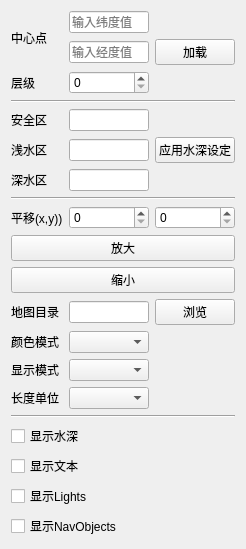
Before: the Qt Designer form zchx_ecdis/src/zchxvectormapsettingwidget.ui in bnufree/MapMerge, drawn with Qt 5.
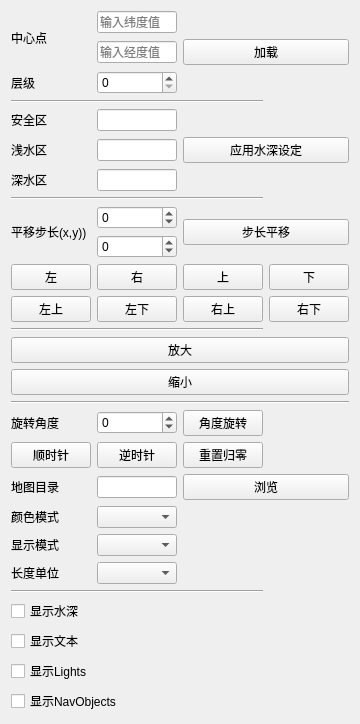
After: the same form once the commit is applied.

Commit message: 添加旋转中心设定等操作

The edit to the form file:
```diff
--- a/zchx_ecdis/src/zchxvectormapsettingwidget.ui
+++ b/zchx_ecdis/src/zchxvectormapsettingwidget.ui
@@ -6,8 +6,8 @@
    <rect>
     <x>0</x>
     <y>0</y>
-    <width>246</width>
-    <height>485</height>
+    <width>345</width>
+    <height>608</height>
    </rect>
   </property>
   <property name="sizePolicy">
@@ -23,12 +23,8 @@
    <string notr="true"/>
   </property>
   <layout class="QGridLayout" name="gridLayout">
-   <item row="3" column="2">
-    <widget class="QPushButton" name="mapLoadBtn">
-     <property name="text">
-      <string>加载</string>
-     </property>
-    </widget>
+   <item row="7" column="1">
+    <widget class="QLineEdit" name="shallowDepthTxt"/>
    </item>
    <item row="7" column="0">
     <widget class="QLabel" name="label_7">
@@ -37,9 +33,6 @@
      </property>
     </widget>
    </item>
-   <item row="7" column="1">
-    <widget class="QLineEdit" name="shallowDepthTxt"/>
-   </item>
    <item row="5" column="0" colspan="3">
     <widget class="Line" name="line">
      <property name="orientation">
@@ -47,7 +40,7 @@
      </property>
     </widget>
    </item>
-   <item row="17" column="0" colspan="3">
+   <item row="24" column="0" colspan="3">
     <widget class="Line" name="line_3">
      <property name="orientation">
       <enum>Qt::Horizontal</enum>
@@ -68,17 +61,10 @@
      </property>
     </widget>
    </item>
-   <item row="6" column="0">
-    <widget class="QLabel" name="label_8">
+   <item row="23" column="0">
+    <widget class="QLabel" name="label_6">
      <property name="text">
-      <string>安全区</string>
-     </property>
-    </widget>
-   </item>
-   <item row="2" column="0" rowspan="2">
-    <widget class="QLabel" name="label">
-     <property name="text">
-      <string>中心点</string>
+      <string>长度单位</string>
      </property>
     </widget>
    </item>
@@ -89,29 +75,13 @@
      </property>
     </widget>
    </item>
-   <item row="6" column="1">
-    <widget class="QLineEdit" name="safeDepthTxt"/>
-   </item>
-   <item row="8" column="1">
-    <widget class="QLineEdit" name="DeepDepthTxt"/>
-   </item>
-   <item row="13" column="0">
+   <item row="20" column="0">
     <widget class="QLabel" name="label_5">
      <property name="text">
       <string>地图目录</string>
      </property>
     </widget>
    </item>
-   <item row="4" column="1">
-    <widget class="QSpinBox" name="zoomSpinBox"/>
-   </item>
-   <item row="9" column="0" colspan="3">
-    <widget class="Line" name="line_2">
-     <property name="orientation">
-      <enum>Qt::Horizontal</enum>
-     </property>
-    </widget>
-   </item>
    <item row="4" column="0">
     <widget class="QLabel" name="label_3">
      <property name="text">
@@ -119,107 +89,267 @@
      </property>
     </widget>
    </item>
-   <item row="10" column="0">
-    <widget class="QLabel" name="label_10">
+   <item row="25" column="0" colspan="2">
+    <widget class="QCheckBox" name="showDepthTextCHK">
      <property name="text">
-      <string>平移(x,y))</string>
+      <string>显示水深</string>
      </property>
     </widget>
    </item>
-   <item row="11" column="0" colspan="3">
-    <widget class="QPushButton" name="zoomInBtn">
-     <property name="text">
-      <string>放大</string>
-     </property>
-    </widget>
+   <item row="22" column="1">
+    <widget class="QComboBox" name="displayCategoryCBX"/>
    </item>
-   <item row="19" column="0" colspan="2">
-    <widget class="QCheckBox" name="showTextCHK">
-     <property name="text">
-      <string>显示文本</string>
+   <item row="10" column="1">
+    <widget class="QSpinBox" name="pan_x">
+     <property name="minimum">
+      <number>-99</number>
      </property>
     </widget>
    </item>
-   <item row="7" column="2">
-    <widget class="QPushButton" name="depthSettingApplyBtn">
+   <item row="8" column="1">
+    <widget class="QLineEdit" name="DeepDepthTxt"/>
+   </item>
+   <item row="4" column="1">
+    <widget class="QSpinBox" name="zoomSpinBox"/>
+   </item>
+   <item row="2" column="0" rowspan="2">
+    <widget class="QLabel" name="label">
      <property name="text">
-      <string>应用水深设定</string>
+      <string>中心点</string>
      </property>
     </widget>
    </item>
-   <item row="14" column="1">
-    <widget class="QComboBox" name="colorSchemeCBX"/>
-   </item>
-   <item row="20" column="0" colspan="2">
+   <item row="27" column="0" colspan="2">
     <widget class="QCheckBox" name="showLightsChk">
      <property name="text">
       <string>显示Lights</string>
      </property>
     </widget>
    </item>
-   <item row="21" column="0" colspan="2">
+   <item row="28" column="0" colspan="2">
     <widget class="QCheckBox" name="showNavObjectChk">
      <property name="text">
       <string>显示NavObjects</string>
      </property>
     </widget>
    </item>
-   <item row="13" column="1">
-    <widget class="QLineEdit" name="vectorDir"/>
-   </item>
-   <item row="18" column="0" colspan="2">
-    <widget class="QCheckBox" name="showDepthTextCHK">
-     <property name="text">
-      <string>显示水深</string>
-     </property>
-    </widget>
-   </item>
-   <item row="16" column="1">
-    <widget class="QComboBox" name="distanceUnitCbx"/>
-   </item>
-   <item row="13" column="2">
-    <widget class="QPushButton" name="vectorDirBrowseBtn">
-     <property name="text">
-      <string>浏览</string>
-     </property>
-    </widget>
-   </item>
-   <item row="16" column="0">
-    <widget class="QLabel" name="label_6">
-     <property name="text">
-      <string>长度单位</string>
-     </property>
-    </widget>
-   </item>
-   <item row="14" column="0">
+   <item row="21" column="0">
     <widget class="QLabel" name="label_2">
      <property name="text">
       <string>颜色模式</string>
      </property>
     </widget>
    </item>
-   <item row="15" column="0">
+   <item row="22" column="0">
     <widget class="QLabel" name="label_4">
      <property name="text">
       <string>显示模式</string>
      </property>
     </widget>
    </item>
-   <item row="15" column="1">
-    <widget class="QComboBox" name="displayCategoryCBX"/>
+   <item row="23" column="1">
+    <widget class="QComboBox" name="distanceUnitCbx"/>
    </item>
-   <item row="12" column="0" colspan="3">
+   <item row="6" column="1">
+    <widget class="QLineEdit" name="safeDepthTxt"/>
+   </item>
+   <item row="26" column="0" colspan="2">
+    <widget class="QCheckBox" name="showTextCHK">
+     <property name="text">
+      <string>显示文本</string>
+     </property>
+    </widget>
+   </item>
+   <item row="9" column="0" colspan="3">
+    <widget class="Line" name="line_2">
+     <property name="orientation">
+      <enum>Qt::Horizontal</enum>
+     </property>
+    </widget>
+   </item>
+   <item row="21" column="1">
+    <widget class="QComboBox" name="colorSchemeCBX"/>
+   </item>
+   <item row="20" column="1">
+    <widget class="QLineEdit" name="vectorDir"/>
+   </item>
+   <item row="6" column="0">
+    <widget class="QLabel" name="label_8">
+     <property name="text">
+      <string>安全区</string>
+     </property>
+    </widget>
+   </item>
+   <item row="10" column="0" rowspan="2">
+    <widget class="QLabel" name="label_10">
+     <property name="text">
+      <string>平移步长(x,y))</string>
+     </property>
+    </widget>
+   </item>
+   <item row="14" column="0" colspan="3">
+    <widget class="Line" name="line_4">
+     <property name="orientation">
+      <enum>Qt::Horizontal</enum>
+     </property>
+    </widget>
+   </item>
+   <item row="12" column="1">
+    <widget class="QPushButton" name="PanRight">
+     <property name="text">
+      <string>右</string>
+     </property>
+    </widget>
+   </item>
+   <item row="10" column="2" rowspan="2" colspan="2">
+    <widget class="QPushButton" name="panBtn">
+     <property name="text">
+      <string>步长平移</string>
+     </property>
+    </widget>
+   </item>
+   <item row="11" column="1">
+    <widget class="QSpinBox" name="pan_y">
+     <property name="minimum">
+      <number>-99</number>
+     </property>
+    </widget>
+   </item>
+   <item row="12" column="0">
+    <widget class="QPushButton" name="PanLeftBtn">
+     <property name="text">
+      <string>左</string>
+     </property>
+    </widget>
+   </item>
+   <item row="12" column="3">
+    <widget class="QPushButton" name="PanDown">
+     <property name="text">
+      <string>下</string>
+     </property>
+    </widget>
+   </item>
+   <item row="12" column="2">
+    <widget class="QPushButton" name="PanUp">
+     <property name="text">
+      <string>上</string>
+     </property>
+    </widget>
+   </item>
+   <item row="13" column="0">
+    <widget class="QPushButton" name="PanUpLeft">
+     <property name="text">
+      <string>左上</string>
+     </property>
+    </widget>
+   </item>
+   <item row="13" column="1">
+    <widget class="QPushButton" name="PanDownLeft">
+     <property name="text">
+      <string>左下</string>
+     </property>
+    </widget>
+   </item>
+   <item row="13" column="3">
+    <widget class="QPushButton" name="PanDownRight">
+     <property name="text">
+      <string>右下</string>
+     </property>
+    </widget>
+   </item>
+   <item row="13" column="2">
+    <widget class="QPushButton" name="PanUpRight">
+     <property name="text">
+      <string>右上</string>
+     </property>
+    </widget>
+   </item>
+   <item row="3" column="2" colspan="2">
+    <widget class="QPushButton" name="mapLoadBtn">
+     <property name="text">
+      <string>加载</string>
+     </property>
+    </widget>
+   </item>
+   <item row="7" column="2" colspan="2">
+    <widget class="QPushButton" name="depthSettingApplyBtn">
+     <property name="text">
+      <string>应用水深设定</string>
+     </property>
+    </widget>
+   </item>
+   <item row="15" column="0" colspan="4">
+    <widget class="QPushButton" name="zoomInBtn">
+     <property name="text">
+      <string>放大</string>
+     </property>
+    </widget>
+   </item>
+   <item row="20" column="2" colspan="2">
+    <widget class="QPushButton" name="vectorDirBrowseBtn">
+     <property name="text">
+      <string>浏览</string>
+     </property>
+    </widget>
+   </item>
+   <item row="16" column="0" colspan="4">
     <widget class="QPushButton" name="zoomOutBtn">
      <property name="text">
       <string>缩小</string>
      </property>
     </widget>
    </item>
-   <item row="10" column="1">
-    <widget class="QSpinBox" name="pan_x"/>
+   <item row="18" column="1">
+    <widget class="QSpinBox" name="rotate_degree">
+     <property name="minimum">
+      <number>-360</number>
+     </property>
+     <property name="maximum">
+      <number>360</number>
+     </property>
+    </widget>
    </item>
-   <item row="10" column="2">
-    <widget class="QSpinBox" name="pan_y"/>
+   <item row="18" column="0">
+    <widget class="QLabel" name="label_11">
+     <property name="text">
+      <string>旋转角度</string>
+     </property>
+    </widget>
+   </item>
+   <item row="17" column="0" colspan="4">
+    <widget class="Line" name="line_5">
+     <property name="orientation">
+      <enum>Qt::Horizontal</enum>
+     </property>
+    </widget>
+   </item>
+   <item row="18" column="2">
+    <widget class="QPushButton" name="rotateBtn">
+     <property name="text">
+      <string>角度旋转</string>
+     </property>
+    </widget>
+   </item>
+   <item row="19" column="0">
+    <widget class="QPushButton" name="clockwiseRoate">
+     <property name="text">
+      <string>顺时针</string>
+     </property>
+    </widget>
+   </item>
+   <item row="19" column="1">
+    <widget class="QPushButton" name="antiClockwiseRoate">
+     <property name="text">
+      <string>逆时针</string>
+     </property>
+    </widget>
+   </item>
+   <item row="19" column="2">
+    <widget class="QPushButton" name="resetZeroRotate">
+     <property name="text">
+      <string>重置归零</string>
+     </property>
+    </widget>
    </item>
   </layout>
  </widget>
```
The commit also changes 13 other files.
